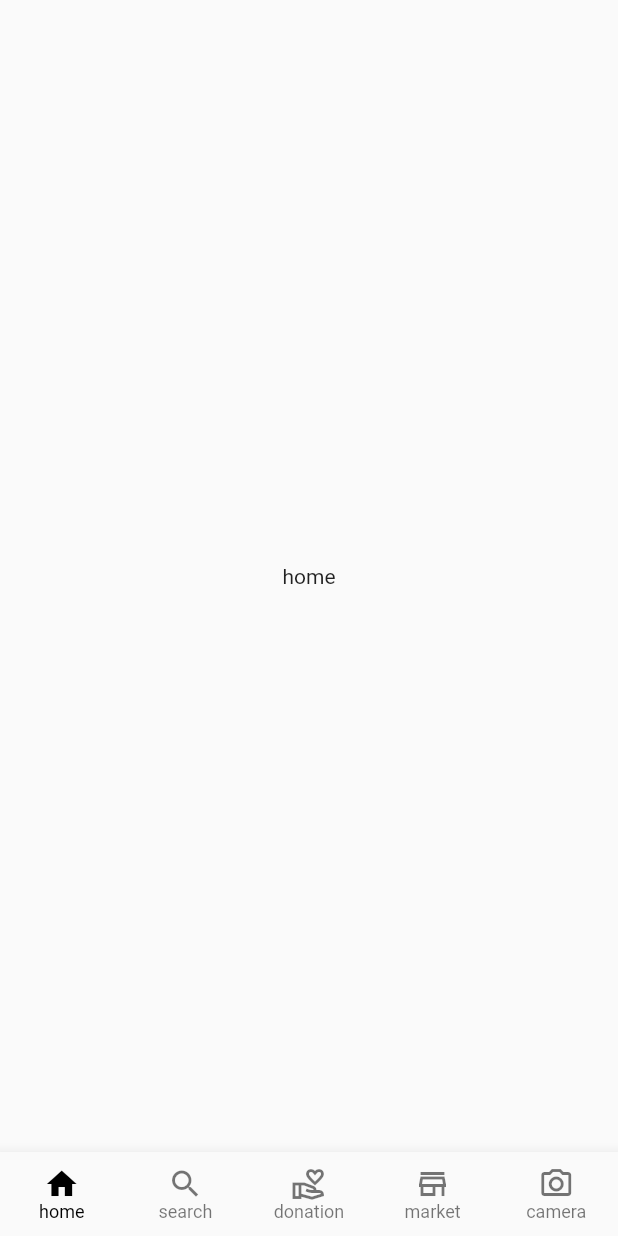
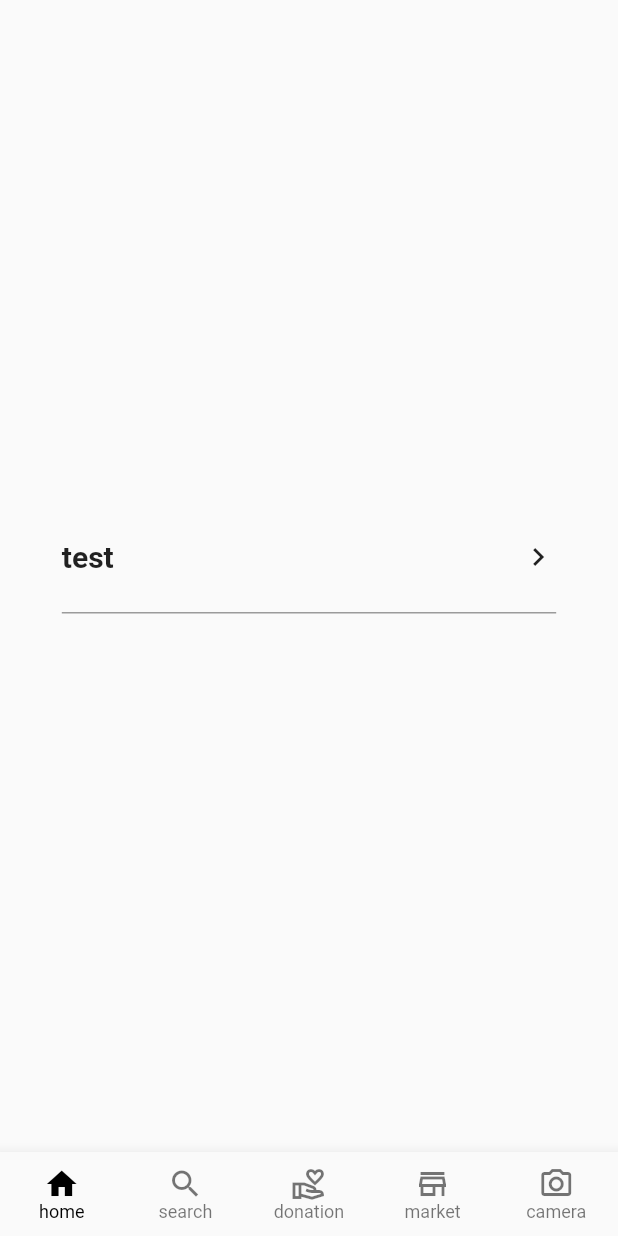
Before and after one commit to JieunHan17/COUtion, a Flutter app: the screen it shows after launch, on a phone screen of 412 x 824 dp. Run offline on Flutter 3.47's test engine with Material 2 defaults, Android fonts, the light colour scheme and no system bars; our stand-ins replace get.

Commit message:
Make a card for homepage

```diff
--- a/lib/main.dart
+++ b/lib/main.dart
@@ -1,5 +1,4 @@
 import 'package:cou_tion/presentation/view/main_view.dart';
-import 'package:cou_tion/presentation/view/home_view.dart';
 import 'package:cou_tion/presentation/viewmodel/initial_viewmodel.dart';
 import 'package:flutter/material.dart';
 import 'package:get/get.dart';
--- /dev/null
+++ b/lib/presentation/component/home_card.dart
@@ -0,0 +1,29 @@
+import 'package:flutter/material.dart';
+
+class HomeCard extends StatelessWidget {
+  final String name;
+
+  const HomeCard({Key? key, required this.name}) : super(key: key);
+
+  @override
+  Widget build(BuildContext context) {
+    return Container(
+      width: MediaQuery.of(context).size.width * 0.8,
+      padding: EdgeInsets.only(bottom: 25.0),
+      decoration: BoxDecoration(
+          border: BorderDirectional(
+              bottom: BorderSide(color: Colors.black38, width: 1.0))),
+      child: Row(
+        mainAxisSize: MainAxisSize.min,
+        children: [
+          Expanded(
+              child: Text(
+            name,
+            style: TextStyle(fontSize: 20, fontWeight: FontWeight.bold),
+          )),
+          Icon(Icons.chevron_right)
+        ],
+      ),
+    );
+  }
+}
--- a/lib/presentation/view/home_view.dart
+++ b/lib/presentation/view/home_view.dart
@@ -1,3 +1,4 @@
+import 'package:cou_tion/presentation/component/home_card.dart';
 import 'package:flutter/material.dart';
 
 class HomePage extends StatelessWidget {
@@ -7,7 +8,10 @@ class HomePage extends StatelessWidget {
   Widget build(BuildContext context) {
     return MaterialApp(
         home: Scaffold(
-      body: SafeArea(child: Center(child: Text('home'))),
+      body: SafeArea(
+          child: Padding(
+              padding: EdgeInsets.all(10),
+              child: Center(child: HomeCard(name: 'test')))),
     ));
   }
 }
```
Also changed, not shown: lib/presentation/component/market_card.dart (added).
